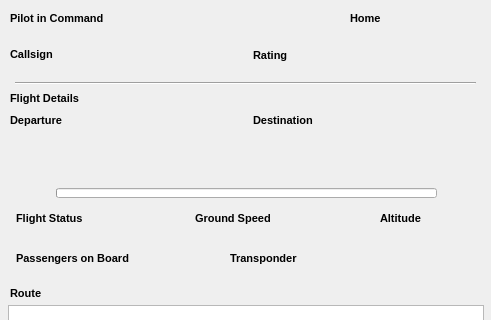
The window that QtUI/PilotInfo_UI.ui (emper0r/IVAO-status) describes before a commit, drawn with Qt 5; both pictures show x 0 to 491 and y 0 to 320 of the 491 by 500 pixel window.
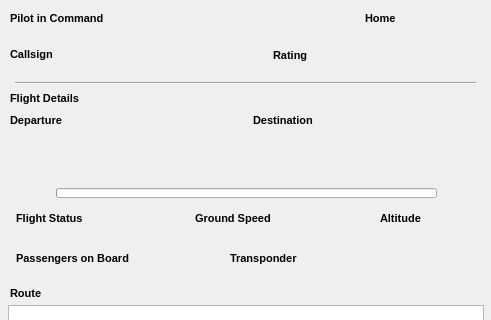
The same window after the commit.

Commit message: * Added Home and Rating at PilotInfo_UI

```diff
--- a/QtUI/PilotInfo_UI.ui
+++ b/QtUI/PilotInfo_UI.ui
@@ -115,7 +115,7 @@
    <widget class="QLabel" name="rating_label">
     <property name="geometry">
      <rect>
-      <x>253</x>
+      <x>273</x>
       <y>47</y>
       <width>51</width>
       <height>16</height>
@@ -616,7 +616,7 @@
    <widget class="QLabel" name="Home">
     <property name="geometry">
      <rect>
-      <x>350</x>
+      <x>365</x>
       <y>10</y>
       <width>41</width>
       <height>16</height>
```
The commit also changes 2 other files.
